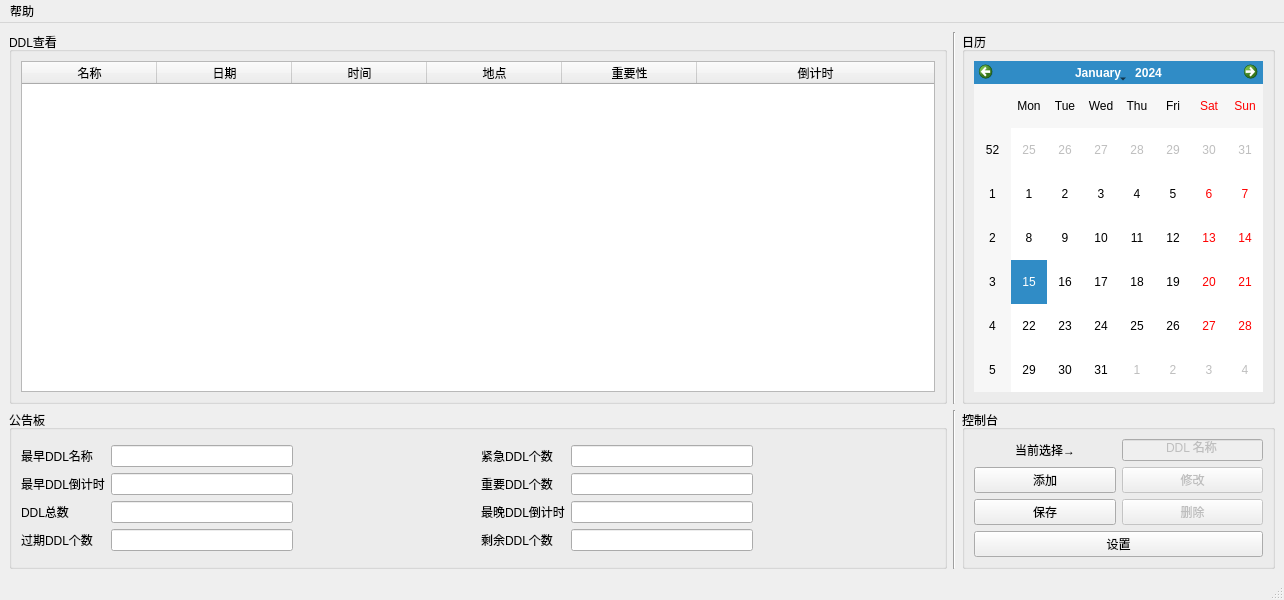
This is source/mainWin.ui in Xenon-Xu/ddl-saver as Qt 5 draws it before an edit. The edited form follows.
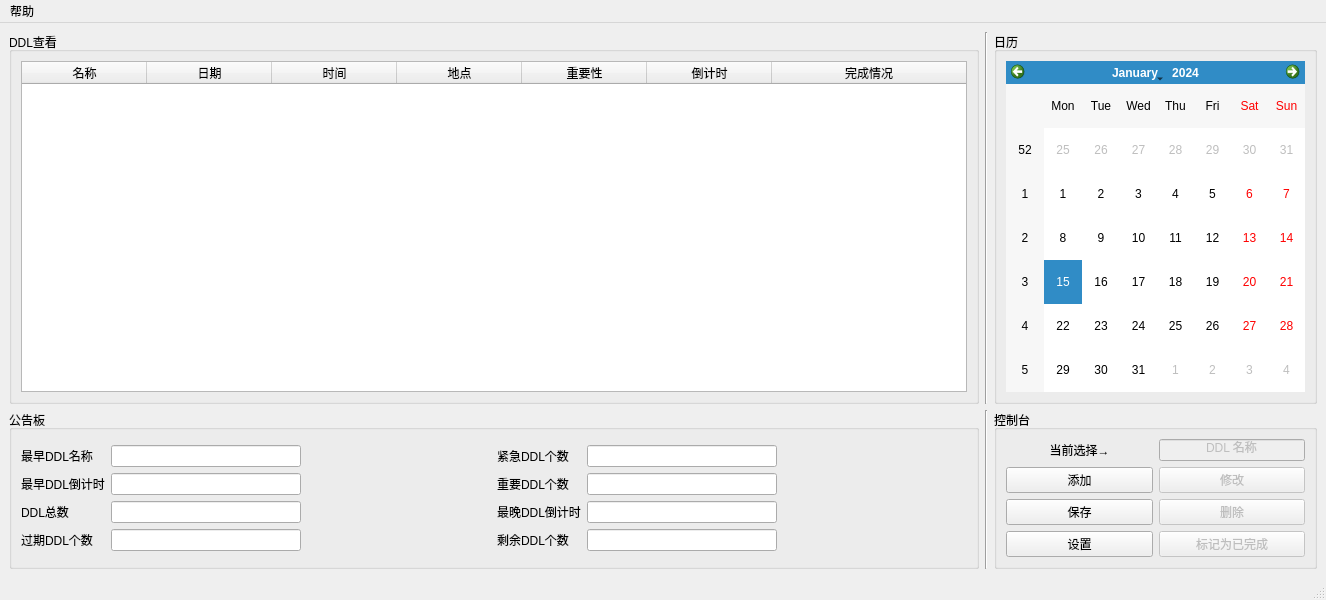
This is the edited form. Icons and pictures are not drawn.

What changed in the file:
```diff
--- a/source/mainWin.ui
+++ b/source/mainWin.ui
@@ -6,7 +6,7 @@
    <rect>
     <x>0</x>
     <y>0</y>
-    <width>1284</width>
+    <width>1326</width>
     <height>600</height>
    </rect>
   </property>
@@ -333,7 +333,7 @@
           <bool>true</bool>
          </attribute>
          <attribute name="horizontalHeaderDefaultSectionSize">
-          <number>135</number>
+          <number>125</number>
          </attribute>
          <attribute name="horizontalHeaderStretchLastSection">
           <bool>true</bool>
@@ -368,6 +368,11 @@
            <string>倒计时</string>
           </property>
          </column>
+         <column>
+          <property name="text">
+           <string>完成情况</string>
+          </property>
+         </column>
         </widget>
        </item>
       </layout>
@@ -387,13 +392,6 @@
       <layout class="QGridLayout" name="gridLayout_4">
        <item row="1" column="1">
         <layout class="QGridLayout" name="gridLayout_3">
-         <item row="3" column="1" colspan="2">
-          <widget class="QPushButton" name="setPushButton">
-           <property name="text">
-            <string>设置</string>
-           </property>
-          </widget>
-         </item>
          <item row="2" column="2">
           <widget class="QPushButton" name="delPushButton">
            <property name="enabled">
@@ -463,6 +461,23 @@
            </property>
           </widget>
          </item>
+         <item row="3" column="1">
+          <widget class="QPushButton" name="setPushButton">
+           <property name="text">
+            <string>设置</string>
+           </property>
+          </widget>
+         </item>
+         <item row="3" column="2">
+          <widget class="QPushButton" name="completePushButton">
+           <property name="enabled">
+            <bool>false</bool>
+           </property>
+           <property name="text">
+            <string>标记为已完成</string>
+           </property>
+          </widget>
+         </item>
         </layout>
        </item>
       </layout>
@@ -489,7 +504,7 @@
     <rect>
      <x>0</x>
      <y>0</y>
-     <width>1284</width>
+     <width>1326</width>
      <height>26</height>
     </rect>
    </property>
```
Left out of the diff: 27 changed lines with no effect on the pictures.
